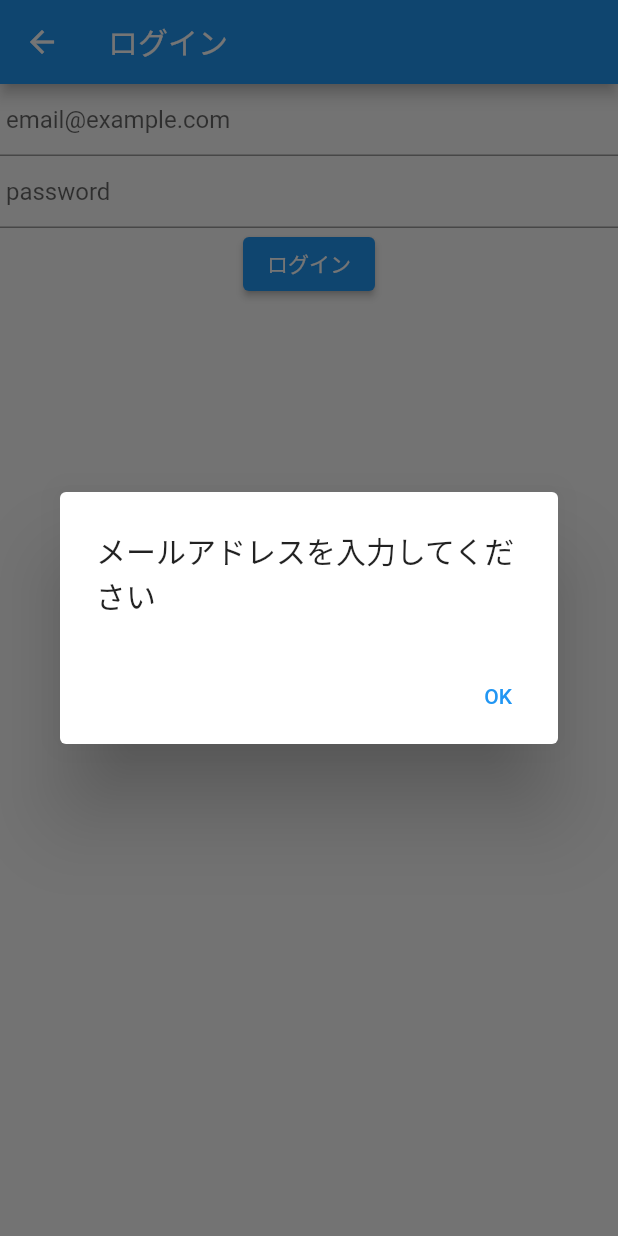
After one commit to shiiiijp/coriander, a Flutter app: the LoginPage screen opened directly, after a tap on "ログイン", on a phone screen of 412 x 824 dp. The commit adds this screen. Run offline on Flutter 3.47's test engine with Material 2 defaults, Android fonts, the phone set to English and light mode, and no system bars; our stand-ins replace cloud_firestore, firebase_auth, firebase_core; accounts and stored records are empty.

Commit message:
ユーザの新規登録／ログイン

```diff
--- /dev/null
+++ b/lib/presentation/login/login_model.dart
@@ -0,0 +1,23 @@
+import 'package:firebase_auth/firebase_auth.dart';
+import 'package:flutter/material.dart';
+
+class LoginModel extends ChangeNotifier {
+  String mail = '';
+  String password = '';
+
+  Future login() async {
+    if (mail.isEmpty) {
+      throw ('メールアドレスを入力してください');
+    }
+
+    if (password.isEmpty) {
+      throw ('パスワードを入力してください');
+    }
+
+    // todo
+    final result = await FirebaseAuth.instance
+        .signInWithEmailAndPassword(email: mail, password: password);
+    final uid = result.user!.uid;
+    //TODO: 端末に保存
+  }
+}
--- /dev/null
+++ b/lib/presentation/login/login_page.dart
@@ -0,0 +1,75 @@
+import 'package:flutter/material.dart';
+import 'package:provider/provider.dart';
+
+import 'login_model.dart';
+
+class LoginPage extends StatelessWidget {
+  final mailController = TextEditingController();
+  final passwordController = TextEditingController();
+
+  @override
+  Widget build(BuildContext context) {
+    return ChangeNotifierProvider<LoginModel>(
+      create: (_) => LoginModel(),
+      child: Scaffold(
+        appBar: AppBar(
+          title: Text('ログイン'),
+        ),
+        body: Consumer<LoginModel>(builder: (context, model, child) {
+          return Column(
+            children: [
+              TextField(
+                decoration: InputDecoration(hintText: ' email@example.com'),
+                controller: mailController,
+                onChanged: (text) {
+                  model.mail = text;
+                },
+              ),
+              TextField(
+                decoration: InputDecoration(hintText: ' password'),
+                obscureText: true,
+                controller: passwordController,
+                onChanged: (text) {
+                  model.password = text;
+                },
+              ),
+              ElevatedButton(
+                onPressed: () async {
+                  try {
+                    await model.login();
+                    _showDialog(context, 'ログインが完了しました');
+                  } catch (e) {
+                    _showDialog(context, e.toString());
+                  }
+                },
+                child: Text('ログイン'),
+              )
+            ],
+          );
+        }),
+      ),
+    );
+  }
+
+  Future _showDialog(
+    BuildContext context,
+    String title,
+  ) async {
+    await showDialog<void>(
+      context: context,
+      builder: (BuildContext context) {
+        return AlertDialog(
+          title: Text(title),
+          actions: <Widget>[
+            TextButton(
+              child: const Text('OK'),
+              onPressed: () {
+                Navigator.of(context).pop();
+              },
+            ),
+          ],
+        );
+      },
+    );
+  }
+}
--- a/lib/presentation/main/main_model.dart
+++ b/lib/presentation/main/main_model.dart
@@ -1,10 +1,10 @@
 import 'package:flutter/material.dart';
 
 class MainModel extends ChangeNotifier {
-  String sampleText = '図書館';
+  String sampleText = '本カタログ';
 
   void changeSampleText() {
-    sampleText = 'また変わったよ';
+    sampleText = '本カタログ';
     notifyListeners();
   }
 }
--- /dev/null
+++ b/lib/presentation/signup/signup_model.dart
@@ -0,0 +1,31 @@
+import 'package:cloud_firestore/cloud_firestore.dart';
+import 'package:firebase_auth/firebase_auth.dart';
+import 'package:flutter/material.dart';
+
+class SignUpModel extends ChangeNotifier {
+  String mail = '';
+  String password = '';
+
+  Future signUp() async {
+    if (mail.isEmpty) {
+      throw ('メールアドレスを入力してください');
+    }
+
+    if (password.isEmpty) {
+      throw ('パスワードを入力してください');
+    }
+
+    // todo
+    try {
+      UserCredential userCredential = await FirebaseAuth.instance
+          .createUserWithEmailAndPassword(email: mail, password: password);
+    } catch (e) {
+      print(e);
+    }
+
+    FirebaseFirestore.instance.collection('users').add({
+      'email': mail,
+      'createdAt': Timestamp.now(),
+    });
+  }
+}
--- a/pubspec.yaml
+++ b/pubspec.yaml
@@ -27,6 +27,7 @@
   provider: ^5.0.0
   firebase_core: ^1.4.0
   cloud_firestore: ^2.4.0
+  firebase_auth: ^3.0.1
 
 dev_dependencies:
   flutter_test:
```
Also changed, not shown: lib/presentation/main/main.dart (+35 -5 lines), lib/presentation/signup/signup_page.dart (added, +74 -0 lines), pubspec.lock.
